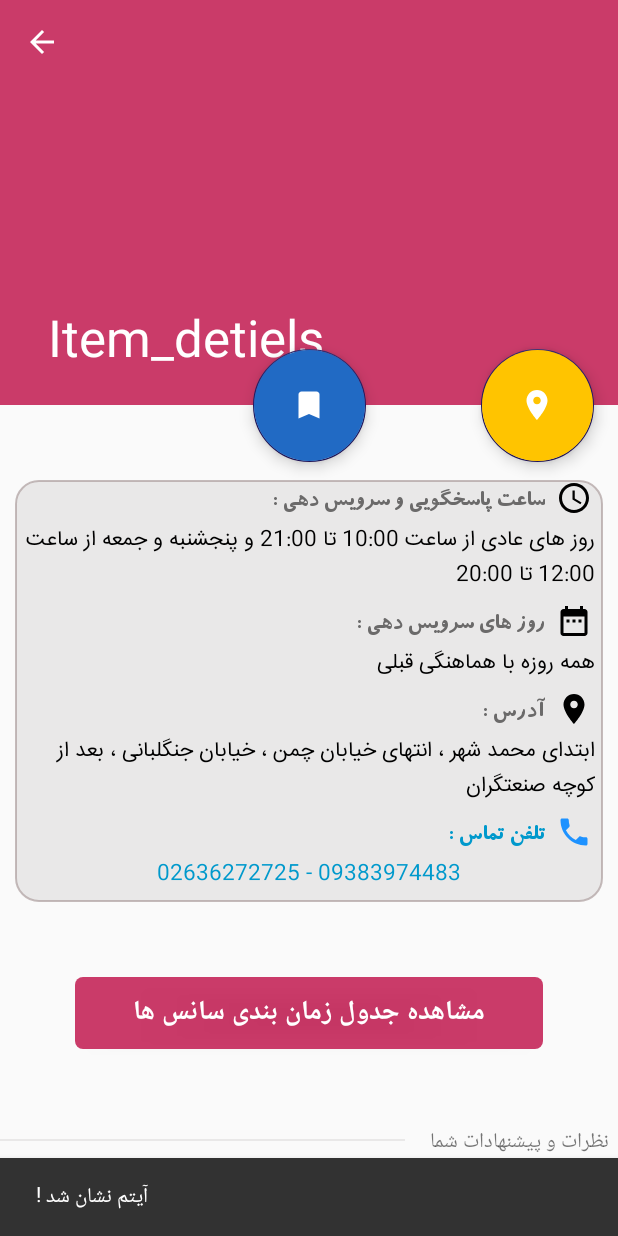
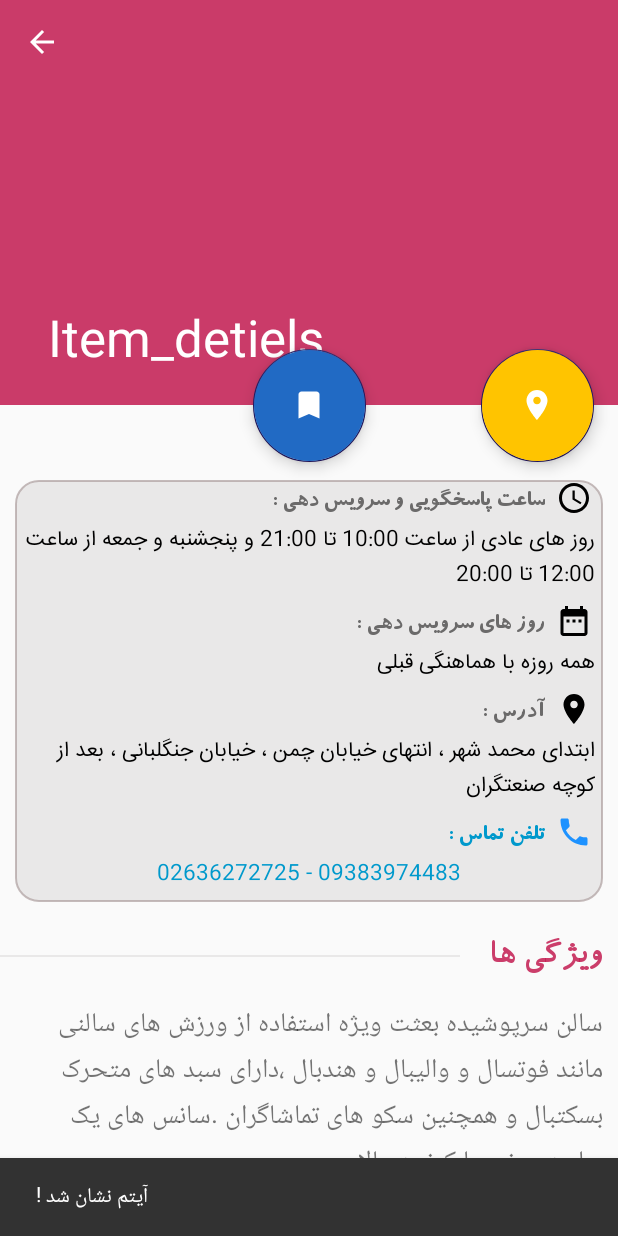
Before and after one commit to Amin397/Sport-Cup, an Android app: the Item_detiels screen opened directly, with no data from a screen before it, after a tap on an icon or button, on a phone screen of 412 x 824 dp. Run offline under Robolectric (Android 15) with nearby library versions, the phone set to English and light mode, and no system bars; 2 other taps on this screen came first.

Commit message:
vizhegi haye items created

```diff
--- a/app/src/main/java/com/example/sportcup/activities/Item_detiels.java
+++ b/app/src/main/java/com/example/sportcup/activities/Item_detiels.java
@@ -7,6 +7,7 @@ import android.support.design.widget.Snackbar;
 import android.support.v7.app.AppCompatActivity;
 import android.support.v7.widget.Toolbar;
 import android.view.View;
+import android.widget.TextView;
 
 import com.example.sportcup.R;
 
@@ -16,6 +17,8 @@ public class Item_detiels extends AppCompatActivity {
     CollapsingToolbarLayout collapsingToolbarLayout;
     FloatingActionButton fab_location;
     FloatingActionButton fab_mark;
+    TextView txt_vizhegiha;
+
     @Override
     protected void onCreate(Bundle savedInstanceState) {
         super.onCreate(savedInstanceState);
@@ -25,19 +28,34 @@ public class Item_detiels extends AppCompatActivity {
         collapsingToolbarLayout = (CollapsingToolbarLayout) findViewById(R.id.collaps_toolbar_items_id);
         fab_location = (FloatingActionButton) findViewById(R.id.fab_location_id);
         fab_mark = (FloatingActionButton) findViewById(R.id.fab_mark_item_id);
+        txt_vizhegiha = (TextView) findViewById(R.id.txt_vizhegiha_id);
 
         toolbar.setTitle(getIntent().getStringExtra("name"));
         setSupportActionBar(toolbar);
         getSupportActionBar().setDisplayHomeAsUpEnabled(true);
 
-        int imagepath = getIntent().getIntExtra("image" , 0);
-
-        collapsingToolbarLayout.setBackgroundResource(imagepath);
-
+        collapsingToolbarLayout.setBackgroundResource(getIntent().getIntExtra("image" , 0));
 
         fab_location.setOnClickListener(mLocationOnClickListener);
         fab_mark.setOnClickListener(mMarkOnClickListener);
+
+        txt_vizhegiha.setOnClickListener(mVizhegihaClickListener);
     }
+
+    private TextView.OnClickListener mVizhegihaClickListener
+             = new View.OnClickListener() {
+        private boolean flag = false;
+        @Override
+        public void onClick(View view) {
+            if (!flag){
+                txt_vizhegiha.setMaxLines(10);
+                flag = true;
+            }else {
+                txt_vizhegiha.setMaxLines(2);
+                flag = false;
+            }
+        }
+    };
 
     private FloatingActionButton.OnClickListener mLocationOnClickListener
              = new View.OnClickListener() {
--- a/app/src/main/res/layout/content_item_detiels.xml
+++ b/app/src/main/res/layout/content_item_detiels.xml
@@ -177,10 +177,52 @@
 
         </RelativeLayout>
 
+        <LinearLayout
+            android:layout_width="match_parent"
+            android:orientation="horizontal"
+            android:weightSum="1"
+            android:id="@+id/linear1"
+            android:layout_marginTop="@dimen/margin_15dp"
+            android:layout_marginRight="@dimen/margin_10dp"
+            android:layout_below="@id/relativ_1"
+            android:layout_height="wrap_content">
+
+            <View
+                android:layout_weight="0.94"
+                android:layout_width="0dp"
+                android:layout_height="1dp"
+                android:layout_marginTop="@dimen/margin_20dp"
+                android:background="@color/gray_color"/>
+
+
+            <TextView
+                android:layout_weight="0.06"
+                android:text="@string/vizhegiha"
+                android:textSize="@dimen/textsize_24sp"
+                android:textColor="@color/colorPrimary"
+                android:textStyle="bold"
+                android:fontFamily="@font/kodak"
+                android:id="@+id/txt_vizhegi"
+                android:layout_width="wrap_content"
+                android:layout_height="wrap_content"/>
+
+        </LinearLayout>
+
+        <TextView
+            android:maxLines="2"
+            android:text="@string/vizhegi_content"
+            android:ellipsize="end"
+            android:layout_below="@id/linear1"
+            android:layout_margin="10dp"
+            android:textSize="@dimen/textsize_18sp"
+            android:id="@+id/txt_vizhegiha_id"
+            android:layout_width="match_parent"
+            android:layout_height="wrap_content" />
+
         <Button
             android:layout_width="match_parent"
             android:text="@string/show_table"
-            android:layout_below="@id/relativ_1"
+            android:layout_below="@id/txt_vizhegiha_id"
             android:layout_margin="@dimen/margin_50dp"
             android:textColor="@color/color_withe"
             android:textStyle="bold"
@@ -202,7 +244,7 @@
                 android:layout_weight="0.94"
                 android:layout_width="0dp"
                 android:layout_height="1dp"
-                android:layout_marginTop="@dimen/margin_10dp"
+                android:layout_marginTop="@dimen/margin_20dp"
                 android:background="@color/gray_color"/>
 
 
@@ -210,6 +252,10 @@
                 android:layout_weight="0.06"
                 android:text="@string/comments"
                 android:id="@+id/txt_com"
+                android:textSize="@dimen/textsize_24sp"
+                android:textColor="@color/colorPrimary"
+                android:textStyle="bold"
+                android:fontFamily="@font/kodak"
                 android:layout_width="wrap_content"
                 android:layout_height="wrap_content"/>
 
--- a/app/src/main/res/values/dimens.xml
+++ b/app/src/main/res/values/dimens.xml
@@ -27,4 +27,5 @@
     <dimen name="padding_20dp">20dp</dimen>
     <dimen name="app_bar_height">270dp</dimen>
     <dimen name="text_margin">16dp</dimen>
+    <dimen name="textsize_24sp">24sp</dimen>
 </resources>
--- a/app/src/main/res/values/strings.xml
+++ b/app/src/main/res/values/strings.xml
@@ -125,4 +125,6 @@
     <string name="phone">تلفن تماس :</string>
     <string name="show_table">مشاهده جدول زمان بندی سانس ها</string>
     <string name="comments">نظرات و پیشنهادات شما</string>
+    <string name="vizhegiha">ویژگی ها</string>
+    <string name="vizhegi_content">سالن سرپوشیده بعثت ویژه استفاده از ورزش های سالنی مانند فوتسال و والیبال و هندبال ،دارای سبد های متحرک بسکتبال و همچنین سکو های تماشاگران .سانس های یک ساعت و نیم با کیفیت بالا</string>
 </resources>
```
